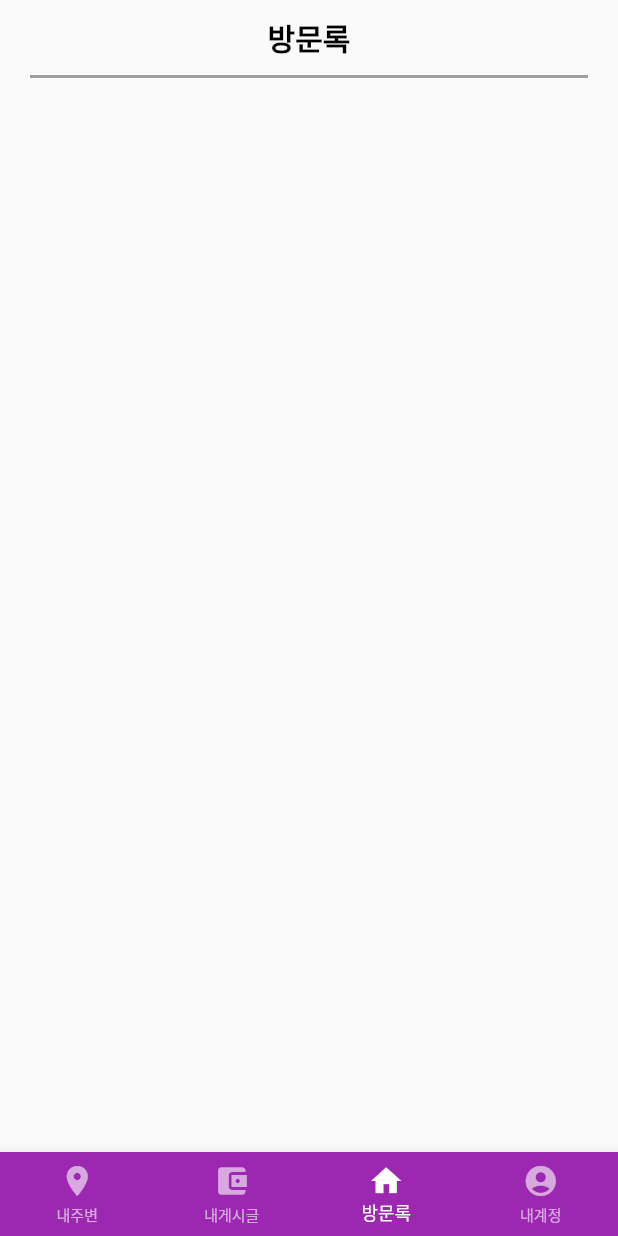
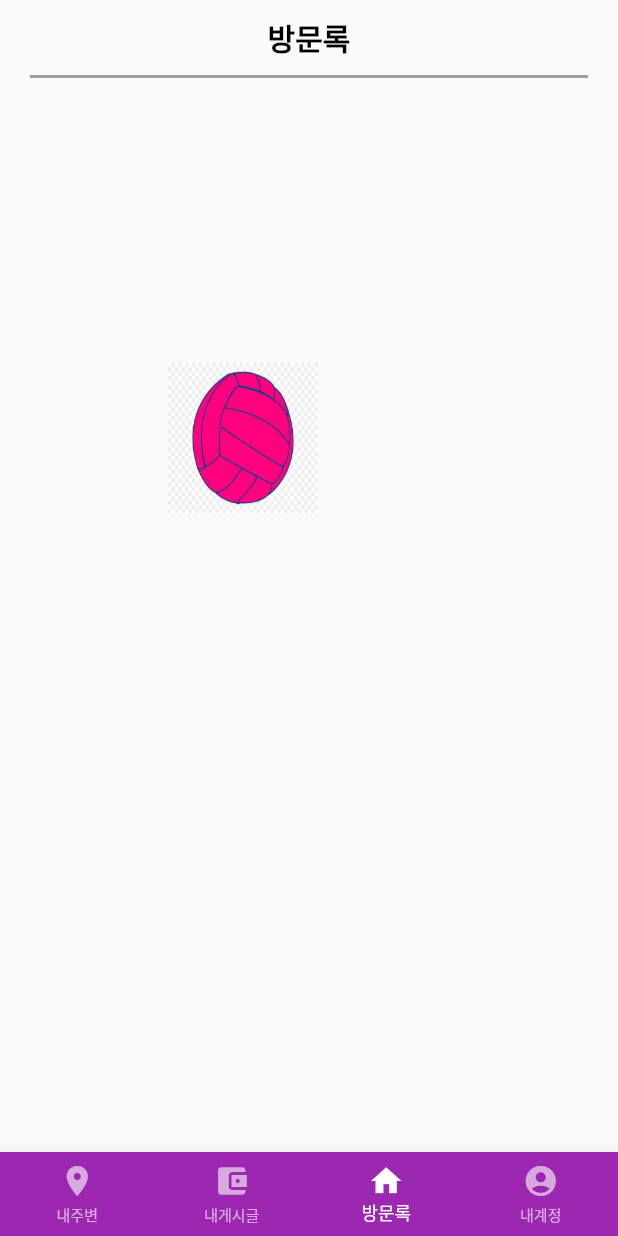
Before and after one commit to C0deWave/sixty_six, a Flutter app: the MainPage screen opened by its route, item 3 of the bottom bar chosen, on a phone screen of 412 x 824 dp. Run offline on Flutter 3.47's test engine with Material 2 defaults, Android fonts, the phone set to English and light mode, and no system bars; our stand-ins replace animated_text_kit, dotted_border, flutter_image_slideshow, image_picker; network calls fail.

Commit message:
방문록 화면 구현:   1초마다 랜덤으로 움직이는 오브젝트 구현

```diff
--- a/lib/Screen/main_visit_log_page.dart
+++ b/lib/Screen/main_visit_log_page.dart
@@ -1,5 +1,7 @@
+import 'dart:io';
 import 'package:flutter/material.dart';
 import 'package:sixty_six/constant.dart';
+import 'dart:math';
 
 class MainVisitLogPage extends StatelessWidget {
   const MainVisitLogPage({Key? key}) : super(key: key);
@@ -9,8 +11,12 @@ class MainVisitLogPage extends StatelessWidget {
     return Container(
         child: SafeArea(
       child: Column(
+        crossAxisAlignment: CrossAxisAlignment.end,
         children: [
           // 내 주변
+          Row(
+            mainAxisAlignment: MainAxisAlignment.center,
+            children: [
               Padding(
                 padding: EdgeInsets.symmetric(vertical: 10),
                 child: Text(
@@ -18,10 +24,145 @@ class MainVisitLogPage extends StatelessWidget {
                   style: K_NavigationHeadTextStyle,
                 ),
               ),
+            ],
+          ),
           // 구분선
           K_DivLine,
+          Expanded(
+              child: Container(
+            child: Stack(
+              children: [
+                Person(),
+              ],
+            ),
+          ))
         ],
       ),
     ));
   }
 }
+
+class Person extends StatefulWidget {
+  const Person({Key? key}) : super(key: key);
+
+  @override
+  _PersonState createState() => _PersonState();
+}
+
+class _PersonState extends State<Person> {
+  var customdpoint = CustomPoint(x: 300, y: 300);
+
+  //초기 위치값
+  double height = 300;
+  double width = 300;
+
+  @override
+  void initState() {
+    super.initState();
+    double height = customdpoint.getY();
+    double width = customdpoint.getX();
+    move();
+  }
+
+  void move() async {
+    // 자동이동 구현
+    for (int i = 1; i > 0; i++) {
+      await Future.delayed(const Duration(milliseconds: 1000), () {
+        setState(() {
+          customdpoint.GetMove(context);
+          height = customdpoint.y;
+          width = customdpoint.x;
+        });
+      });
+    }
+  }
+
+  @override
+  Widget build(BuildContext context) {
+    return GestureDetector(
+      onTap: () {
+        setState(() {
+          customdpoint.GetMove(context);
+          height = customdpoint.y;
+          width = customdpoint.x;
+        });
+      },
+      child: AnimatedContainer(
+        alignment: Alignment.bottomLeft,
+        height: height,
+        width: width,
+        duration: Duration(milliseconds: 500),
+        child: Image.asset(
+          'assets/ball.png',
+          width: 100,
+          height: 100,
+          fit: BoxFit.fill,
+        ),
+      ),
+    );
+  }
+}
+
+//TODO: 포인트 객체화시키기
+class CustomPoint {
+  CustomPoint({required this.x, required this.y});
+  double x;
+  double y;
+
+  var rng = Random.secure();
+  double getX() {
+    return x;
+  }
+
+  double getY() {
+    return y;
+  }
+
+  void GetMove(BuildContext context) {
+    // 0: up 1: down 2: right 3: left
+    int result = rng.nextInt(4);
+    switch (result) {
+      case 0:
+        {
+          y -= 50;
+          if (y < 100) {
+            y = 100;
+            print('max');
+          }
+          print('up');
+        }
+        break;
+      case 1:
+        {
+          y += 50;
+          if (y > MediaQuery.of(context).size.height) {
+            y = MediaQuery.of(context).size.height;
+            print('max');
+          }
+          print('down');
+        }
+        break;
+      case 2:
+        {
+          x += 50;
+          if (x > MediaQuery.of(context).size.width) {
+            x = MediaQuery.of(context).size.width;
+            print('max');
+          }
+          print('right');
+        }
+        break;
+      case 3:
+        {
+          x -= 50;
+
+          if (x < 100) {
+            x = 100;
+            print('max');
+          }
+          print('left');
+        }
+        break;
+    }
+  }
+}
--- a/pubspec.yaml
+++ b/pubspec.yaml
@@ -32,4 +32,5 @@ flutter:
 
   assets:
     - assets/google_logo.png
+    - assets/ball.png
   #   - images/a_dot_ham.jpeg
```
Also changed, not shown: assets/ball.png (added). Lines whose indentation alone changed are shown as unchanged.
